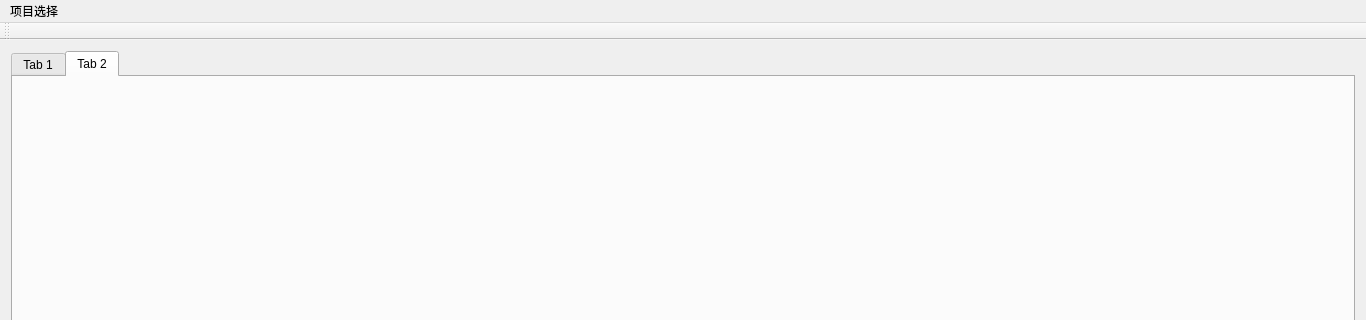
First picture: the form in ThirdVtk/mainwindow.ui, repository DreamLife-Jianwei/Qt-Vtk, before the edit; both pictures show x 0 to 1366 and y 0 to 320 of the 1366 by 768 pixel window.
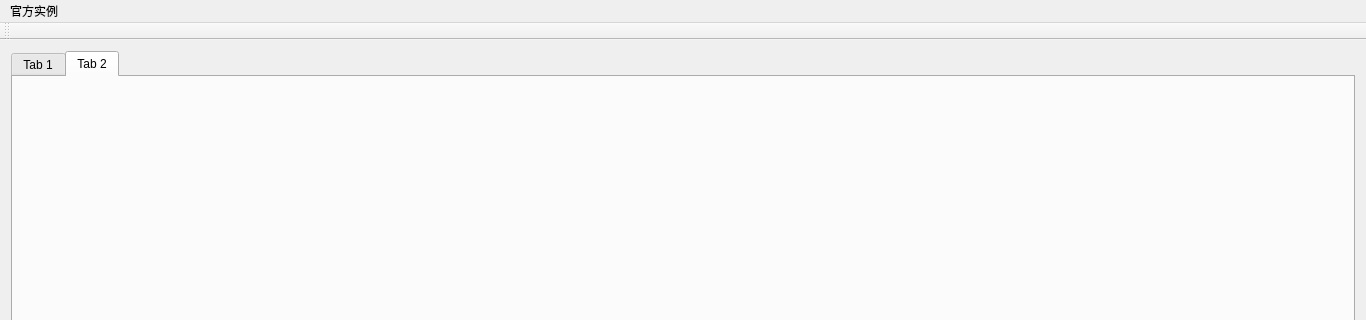
Second picture: the form after the edit.

Diff of the .ui file:
```diff
--- a/ThirdVtk/mainwindow.ui
+++ b/ThirdVtk/mainwindow.ui
@@ -45,7 +45,7 @@
    </property>
    <widget class="QMenu" name="menu">
     <property name="title">
-     <string>项目选择</string>
+     <string>官方实例</string>
     </property>
     <addaction name="actionAmbientSpheres"/>
     <addaction name="actionArrays"/>
```
